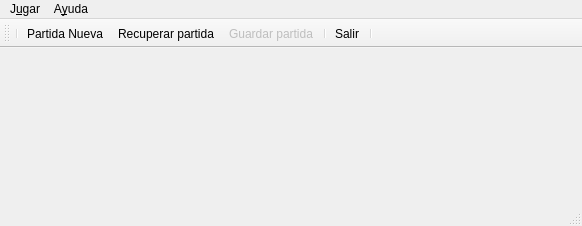
Before: the Qt Designer form ui/frmMain.ui in turulomio/glparchis, drawn with Qt 5.
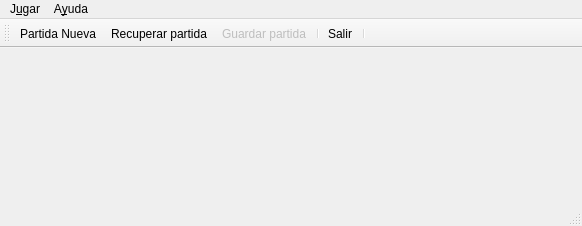
After: the same form once the commit is applied. Icons and pictures are not drawn.

Diff of the .ui file:
```diff
--- a/ui/frmMain.ui
+++ b/ui/frmMain.ui
@@ -72,7 +72,6 @@
    <attribute name="toolBarBreak">
     <bool>false</bool>
    </attribute>
-   <addaction name="separator"/>
    <addaction name="actionPartidaNueva"/>
    <addaction name="actionRecuperarPartida"/>
    <addaction name="actionGuardarPartida"/>
```
